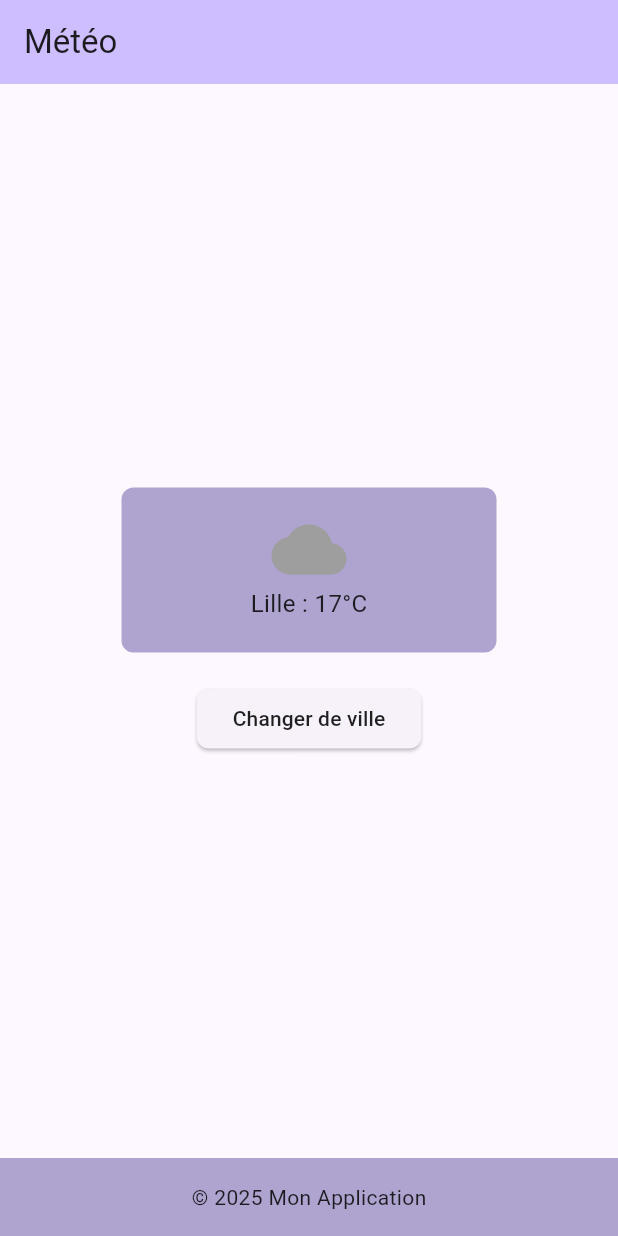
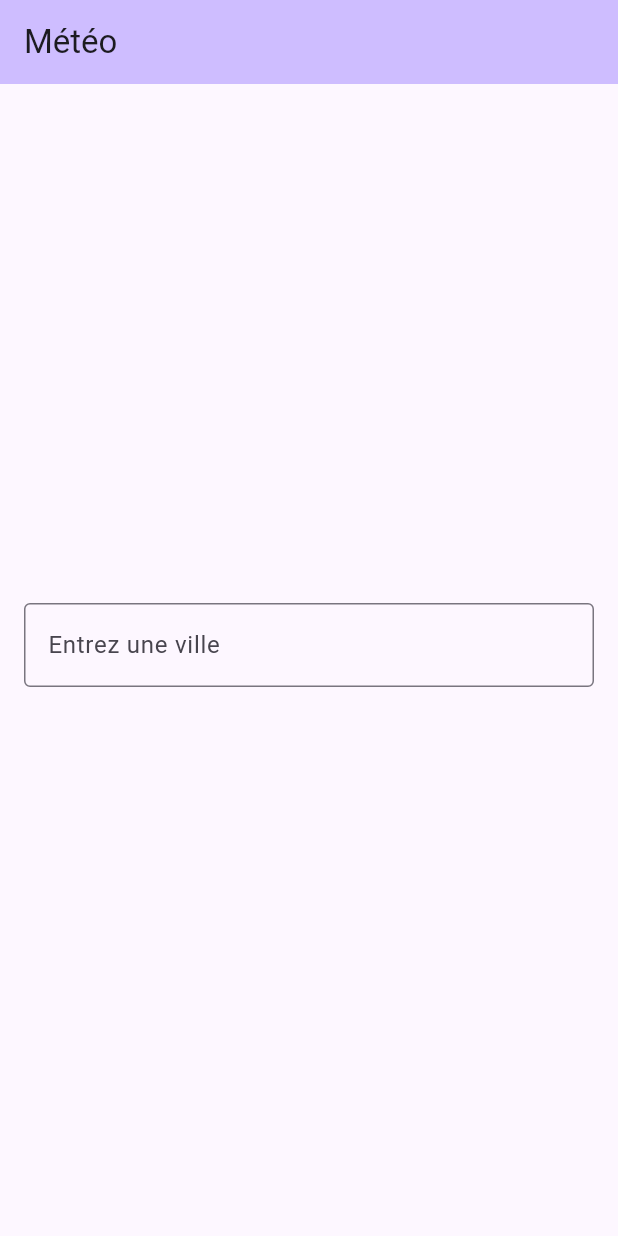
Before and after one commit to Idealogiks/AppliMeteo, a Flutter app: the screen it shows after launch, on a phone screen of 412 x 824 dp. Run offline on Flutter 3.47's test engine with Material 3 defaults, Android fonts, the phone set to English and light mode, and no system bars.

```diff
--- a/lib/main.dart
+++ b/lib/main.dart
@@ -1,4 +1,6 @@
 import 'package:flutter/material.dart';
+import 'package:http/http.dart' as http;
+import 'dart:convert';
 
 void main() {
   runApp(const MyApp());
@@ -28,130 +30,123 @@ class MyHomePage extends StatefulWidget {
 }
 
 class _MyHomePageState extends State<MyHomePage> {
-final List<Map<String, dynamic>> villes = [
-  {'lieu': 'Lille', 'weather': 'nuageux', 'temp': 17},
-  {'lieu': 'Paris', 'weather': 'ensoleillé', 'temp': 20},
-  {'lieu': 'Lyon', 'weather': 'orageux', 'temp': 15},
-  {'lieu': 'Nice', 'weather': 'neigeux', 'temp': 28},
-  {'lieu': 'Marseille', 'weather': 'pluvieux', 'temp': 22},
-  {'lieu': 'Toulouse', 'weather': 'ensoleillé', 'temp': 25},
-  {'lieu': 'Bordeaux', 'weather': 'nuageux', 'temp': 18},
-  {'lieu': 'Strasbourg', 'weather': 'orageux', 'temp': 16},
-  {'lieu': 'Nantes', 'weather': 'pluvieux', 'temp': 19},
-];
+  final TextEditingController _cityController = TextEditingController();
+  String? _cityName;
+  String? _weatherCondition;
+  double? _temperature;
+  double? _uv;
+  String? _errorMessage;
 
-  int currentIndex = 0;
+  Future<void> fetchWeather(String city) async {
+    final url = Uri.parse('http://api.weatherapi.com/v1/current.json?key=fc8af4f182584f959db130334251004&q=$city');
 
-  IconData _getWeatherIcon(String weather) {
-    switch (weather) {
-      case 'ensoleillé':
-        return Icons.wb_sunny;
-      case 'nuageux':
-        return Icons.cloud;
-      case 'pluvieux':
-        return Icons.umbrella;
-      case 'neigeux':
-        return Icons.ac_unit;
-      case 'orageux':
-        return Icons.flash_on;
-      default:
-        return Icons.help;
+    try {
+      final response = await http.get(url);
+
+      if (response.statusCode == 200) {
+        final data = jsonDecode(response.body);
+        setState(() {
+          _cityName = data['location']['name'];
+          _weatherCondition = data['current']['condition']['text'];
+          _temperature = data['current']['temp_c'];
+          _uv = data['current']['uv'];
+          _errorMessage = null;
+        });
+      } else {
+        setState(() {
+          _errorMessage = 'Ville introuvable ou erreur de requête.';
+          _cityName = null;
+          _weatherCondition = null;
+          _temperature = null;
+        });
+      }
+    } catch (e) {
+      setState(() {
+        _errorMessage = 'Erreur lors de la récupération des données : $e';
+        _cityName = null;
+        _weatherCondition = null;
+        _uv = null;
+        _temperature = null;
+      });
     }
   }
 
-  Color _getWeatherColor(String weather) {
-    switch (weather) {
-      case 'ensoleillé':
-        return Colors.yellow;
-      case 'nuageux':
-        return Colors.grey;
-      case 'pluvieux':
-        return Colors.blue;
-      case 'neigeux':
-        return Colors.white;
-      case 'orageux':
-        return Colors.purple;
-      default:
-        return Colors.black;
-    }
-  }
-
-  void _changeMeteo() {
-    setState(() {
-      currentIndex = (currentIndex + 1) % villes.length;
-    });
+  IconData _getWeatherIcon(String? condition) {
+    if (condition == null) return Icons.help;
+    if (condition.toLowerCase().contains('sun')) return Icons.wb_sunny;
+    if (condition.toLowerCase().contains('cloud')) return Icons.cloud;
+    if (condition.toLowerCase().contains('rain')) return Icons.umbrella;
+    if (condition.toLowerCase().contains('snow')) return Icons.ac_unit;
+    if (condition.toLowerCase().contains('storm')) return Icons.flash_on;
+    return Icons.help;
   }
 
   @override
   Widget build(BuildContext context) {
-    final currentVille = villes[currentIndex];
-    final lieu = currentVille['lieu'];
-    final weather = currentVille['weather'];
-    final temp = currentVille['temp'];
-
     return Scaffold(
       appBar: AppBar(
         backgroundColor: Theme.of(context).colorScheme.inversePrimary,
         title: Text(widget.title),
       ),
-      body: Center(
+      body: Padding(
+        padding: const EdgeInsets.all(16.0),
         child: Column(
           mainAxisAlignment: MainAxisAlignment.center,
           children: [
+            TextField(
+              controller: _cityController,
+              decoration: InputDecoration(
+                labelText: 'Entrez une ville',
+                border: OutlineInputBorder(),
+              ),
+              onSubmitted: (value) {
+                fetchWeather(value);
+              },
+            ),
+            const SizedBox(height: 20),
+            if (_errorMessage != null)
+              Text(
+                _errorMessage!,
+                style: const TextStyle(color: Colors.red),
+              ),
+            if (_cityName != null && _weatherCondition != null && _temperature != null)
               Container(
-              padding: EdgeInsets.all(16),
-              margin: EdgeInsets.symmetric(horizontal: 16),
+                padding: const EdgeInsets.all(16),
+                margin: const EdgeInsets.symmetric(horizontal: 16),
                 decoration: BoxDecoration(
-                color: Color.fromARGB(255, 175, 163, 208),
+                  color: const Color.fromARGB(255, 175, 163, 208),
                   borderRadius: BorderRadius.circular(8),
-              ),
-              constraints: BoxConstraints(
-                maxWidth: 250,
-                maxHeight: 110,
-                minWidth: 250,
-                minHeight: 110,
                 ),
                 child: Column(
                   mainAxisSize: MainAxisSize.min,
                   children: [
                     Icon(
-                    _getWeatherIcon(weather),
+                      _getWeatherIcon(_weatherCondition),
                       size: 50,
-                    color: _getWeatherColor(weather),
+                      color: Colors.orange,
                     ),
                     Text(
-                    "$lieu : $temp°C",
-                    style: TextStyle(fontSize: 16),
+                      'Ville : $_cityName',
+                      style: const TextStyle(fontSize: 16),
+                    ),
+                    Text(
+                      'Température : ${_temperature!.toStringAsFixed(1)}°C',
+                      style: const TextStyle(fontSize: 16),
+                    ),
+                    Text(
+                      'Condition : $_weatherCondition',
+                      style: const TextStyle(fontSize: 16),
+                    ),
+                    Text(
+                      'UV :  ${_uv!.toStringAsFixed(1)}°C',
+                      style: const TextStyle(fontSize: 16),
                     ),
                   ],
                 ),
               ),
-            SizedBox(height: 20),
-            ElevatedButton(
-              style: ButtonStyle(
-                foregroundColor: MaterialStateProperty.all<Color>(Colors.black87),
-                shape: MaterialStateProperty.all(
-                  RoundedRectangleBorder(borderRadius: BorderRadius.circular(8)),
-                ),
-              ),
-              onPressed: _changeMeteo,
-              child: Text('Changer de ville'),
-            ),
           ],
         ),
       ),
-      bottomNavigationBar: Container(
-        padding: EdgeInsets.all(16),
-        decoration: BoxDecoration(
-          color: Color.fromARGB(255, 175, 163, 208),
-        ),
-        child: Row(
-    mainAxisAlignment: MainAxisAlignment.center,
-    children: [
-      Text('© 2025 Mon Application'),
-    ],
-  ),
-      )
     );
   }
 }
```
Lines whose indentation alone changed are shown as unchanged.
